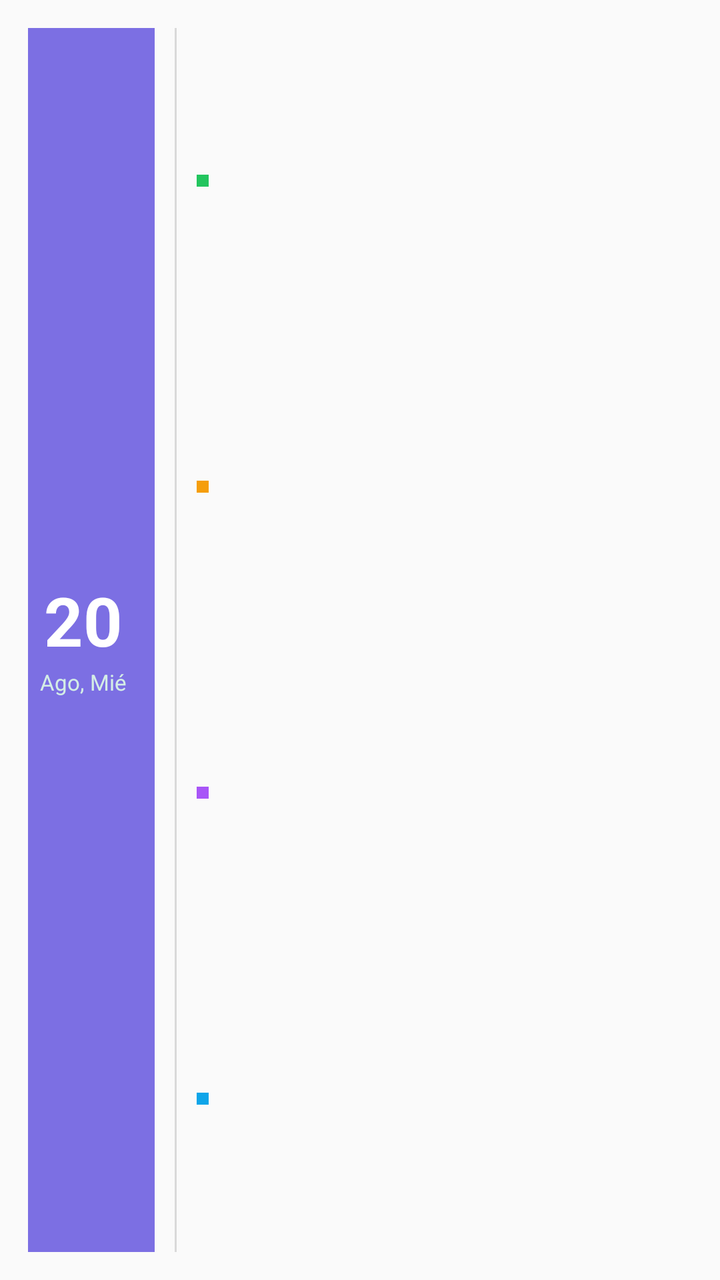
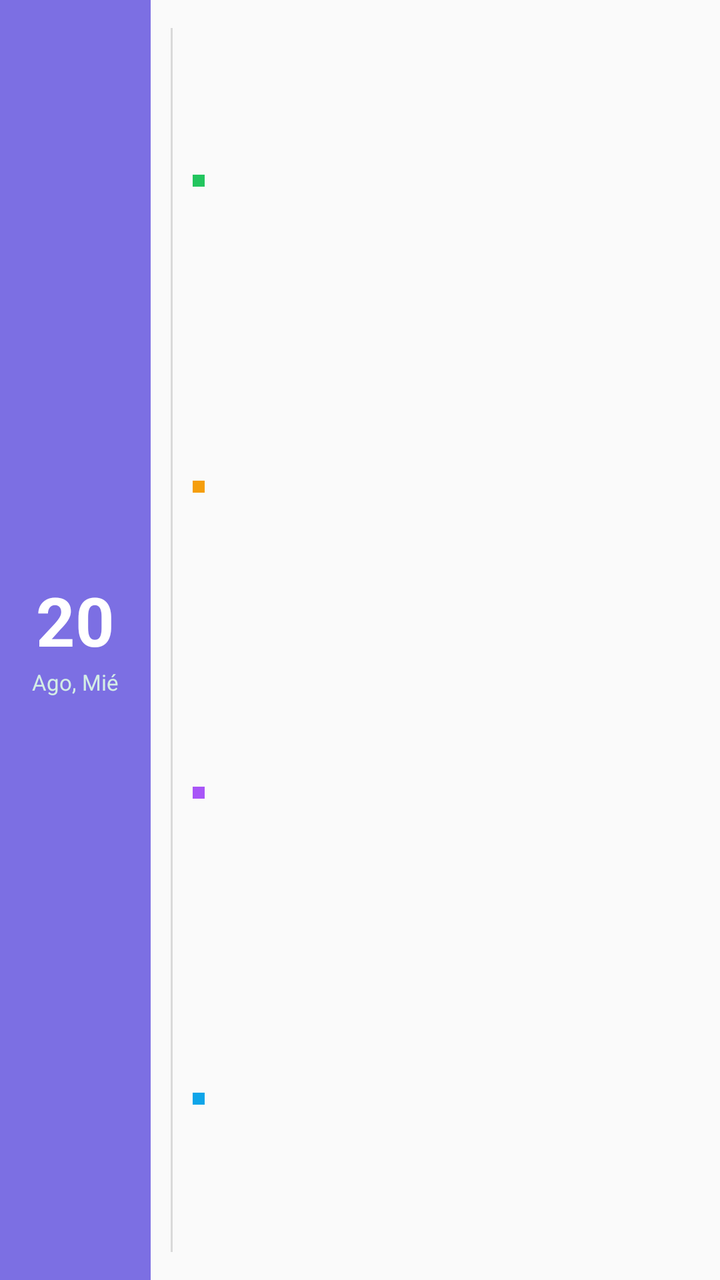

Compare the two renders of this Android layout. The source of the first and the diff that turns it into the second are given below.
<!-- AndroidManifest.xml: application theme AppTheme -->
<!-- res/layout/day_widget.xml -->
<?xml version="1.0" encoding="utf-8"?>
<LinearLayout xmlns:android="http://schemas.android.com/apk/res/android"
    android:id="@+id/day_bg"
    android:layout_width="match_parent"
    android:layout_height="match_parent"
    android:orientation="horizontal"
    android:padding="14dp"
    android:background="#FAFAFA">

    
    <LinearLayout
        android:id="@+id/day_header"
        android:layout_width="wrap_content"
        android:layout_height="match_parent"
        android:orientation="vertical"
        android:gravity="center"
        android:paddingStart="6dp"
        android:paddingEnd="14dp"
        android:background="#7C6FE3">

        <TextView
            android:id="@+id/day_big_num"
            android:layout_width="wrap_content"
            android:layout_height="wrap_content"
            android:text="20"
            android:textColor="#FFFFFF"
            android:textSize="34sp"
            android:textStyle="bold"
            android:includeFontPadding="false" />

        <TextView
            android:id="@+id/day_big_sub"
            android:layout_width="wrap_content"
            android:layout_height="wrap_content"
            android:layout_marginTop="2dp"
            android:text="Ago, Mié"
            android:textColor="#E0E0FFE6"
            android:textSize="11sp" />
    </LinearLayout>

    
    <TextView
        android:layout_width="1dp"
        android:layout_height="match_parent"
        android:layout_marginStart="10dp"
        android:layout_marginEnd="10dp"
        android:text=""
        android:background="#22000000" />

    
    <LinearLayout
        android:layout_width="0dp"
        android:layout_height="match_parent"
        android:layout_weight="1"
        android:orientation="vertical">

        
        <LinearLayout
            android:id="@+id/day_row_1"
            android:layout_width="match_parent"
            android:layout_height="0dp"
            android:layout_weight="1"
            android:orientation="horizontal"
            android:gravity="center_vertical">

            <TextView
                android:id="@+id/day_row_1_dot"
                android:layout_width="6dp"
                android:layout_height="6dp"
                android:text=""
                android:background="#22C55E" />

            <LinearLayout
                android:layout_width="0dp"
                android:layout_height="wrap_content"
                android:layout_weight="1"
                android:layout_marginStart="8dp"
                android:orientation="vertical">

                <TextView
                    android:id="@+id/day_row_1_title"
                    android:layout_width="match_parent"
                    android:layout_height="wrap_content"
                    android:textColor="#1A1A1A"
                    android:textSize="13sp"
                    android:textStyle="bold"
                    android:singleLine="true"
                    android:ellipsize="end" />

                <TextView
                    android:id="@+id/day_row_1_sub"
                    android:layout_width="match_parent"
                    android:layout_height="wrap_content"
                    android:textColor="#666666"
                    android:textSize="11sp"
                    android:singleLine="true"
                    android:ellipsize="end" />
            </LinearLayout>
        </LinearLayout>

        
        <LinearLayout
            android:id="@+id/day_row_2"
            android:layout_width="match_parent"
            android:layout_height="0dp"
            android:layout_weight="1"
            android:orientation="horizontal"
            android:gravity="center_vertical">

            <TextView
                android:id="@+id/day_row_2_dot"
                android:layout_width="6dp"
                android:layout_height="6dp"
                android:text=""
                android:background="#F59E0B" />

            <LinearLayout
                android:layout_width="0dp"
                android:layout_height="wrap_content"
                android:layout_weight="1"
                android:layout_marginStart="8dp"
                android:orientation="vertical">

                <TextView
                    android:id="@+id/day_row_2_title"
                    android:layout_width="match_parent"
                    android:layout_height="wrap_content"
                    android:textColor="#1A1A1A"
                    android:textSize="13sp"
                    android:textStyle="bold"
                    android:singleLine="true"
                    android:ellipsize="end" />

                <TextView
                    android:id="@+id/day_row_2_sub"
                    android:layout_width="match_parent"
                    android:layout_height="wrap_content"
                    android:textColor="#666666"
                    android:textSize="11sp"
                    android:singleLine="true"
                    android:ellipsize="end" />
            </LinearLayout>
        </LinearLayout>

        
        <LinearLayout
            android:id="@+id/day_row_3"
            android:layout_width="match_parent"
            android:layout_height="0dp"
            android:layout_weight="1"
            android:orientation="horizontal"
            android:gravity="center_vertical">

            <TextView
                android:id="@+id/day_row_3_dot"
                android:layout_width="6dp"
                android:layout_height="6dp"
                android:text=""
                android:background="#A855F7" />

            <LinearLayout
                android:layout_width="0dp"
                android:layout_height="wrap_content"
                android:layout_weight="1"
                android:layout_marginStart="8dp"
                android:orientation="vertical">

                <TextView
                    android:id="@+id/day_row_3_title"
                    android:layout_width="match_parent"
                    android:layout_height="wrap_content"
                    android:textColor="#1A1A1A"
                    android:textSize="13sp"
                    android:textStyle="bold"
                    android:singleLine="true"
                    android:ellipsize="end" />

                <TextView
                    android:id="@+id/day_row_3_sub"
                    android:layout_width="match_parent"
                    android:layout_height="wrap_content"
                    android:textColor="#666666"
                    android:textSize="11sp"
                    android:singleLine="true"
                    android:ellipsize="end" />
            </LinearLayout>
        </LinearLayout>

        
        <LinearLayout
            android:id="@+id/day_row_4"
            android:layout_width="match_parent"
            android:layout_height="0dp"
            android:layout_weight="1"
            android:orientation="horizontal"
            android:gravity="center_vertical">

            <TextView
                android:id="@+id/day_row_4_dot"
                android:layout_width="6dp"
                android:layout_height="6dp"
                android:text=""
                android:background="#0EA5E9" />

            <LinearLayout
                android:layout_width="0dp"
                android:layout_height="wrap_content"
                android:layout_weight="1"
                android:layout_marginStart="8dp"
                android:orientation="vertical">

                <TextView
                    android:id="@+id/day_row_4_title"
                    android:layout_width="match_parent"
                    android:layout_height="wrap_content"
                    android:textColor="#1A1A1A"
                    android:textSize="13sp"
                    android:textStyle="bold"
                    android:singleLine="true"
                    android:ellipsize="end" />

                <TextView
                    android:id="@+id/day_row_4_sub"
                    android:layout_width="match_parent"
                    android:layout_height="wrap_content"
                    android:textColor="#666666"
                    android:textSize="11sp"
                    android:singleLine="true"
                    android:ellipsize="end" />
            </LinearLayout>
        </LinearLayout>

        
        <TextView
            android:id="@+id/day_empty"
            android:layout_width="match_parent"
            android:layout_height="wrap_content"
            android:layout_marginTop="6dp"
            android:gravity="center"
            android:text="Sin actividades para hoy"
            android:textColor="#666666"
            android:textSize="12sp"
            android:visibility="gone" />
    </LinearLayout>
</LinearLayout>
<!-- resources referenced by this layout -->
<resources>
  <style name="AppTheme" parent="Theme.AppCompat.Light.DarkActionBar">
          
          <item name="colorPrimary">@color/colorPrimary</item>
          <item name="colorPrimaryDark">@color/colorPrimaryDark</item>
          <item name="colorAccent">@color/colorAccent</item>
      </style>
</resources>

<!-- the commit's change to res/layout/day_widget.xml (unified diff, before → after) -->
@@ -4,7 +4,6 @@
     android:layout_width="match_parent"
     android:layout_height="match_parent"
     android:orientation="horizontal"
-    android:padding="14dp"
     android:background="#FAFAFA">
 
     
@@ -14,8 +13,8 @@
         android:layout_height="match_parent"
         android:orientation="vertical"
         android:gravity="center"
-        android:paddingStart="6dp"
-        android:paddingEnd="14dp"
+        android:paddingStart="16dp"
+        android:paddingEnd="16dp"
         android:background="#7C6FE3">
 
         <TextView
@@ -44,6 +43,8 @@
         android:layout_height="match_parent"
         android:layout_marginStart="10dp"
         android:layout_marginEnd="10dp"
+        android:layout_marginTop="14dp"
+        android:layout_marginBottom="14dp"
         android:text=""
         android:background="#22000000" />
 
@@ -52,7 +53,10 @@
         android:layout_width="0dp"
         android:layout_height="match_parent"
         android:layout_weight="1"
-        android:orientation="vertical">
+        android:orientation="vertical"
+        android:paddingEnd="14dp"
+        android:paddingTop="14dp"
+        android:paddingBottom="14dp">
 
         
         <LinearLayout
